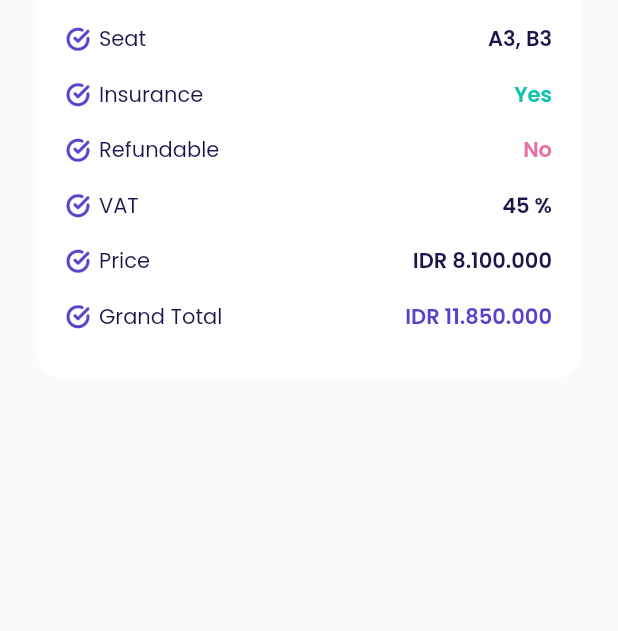
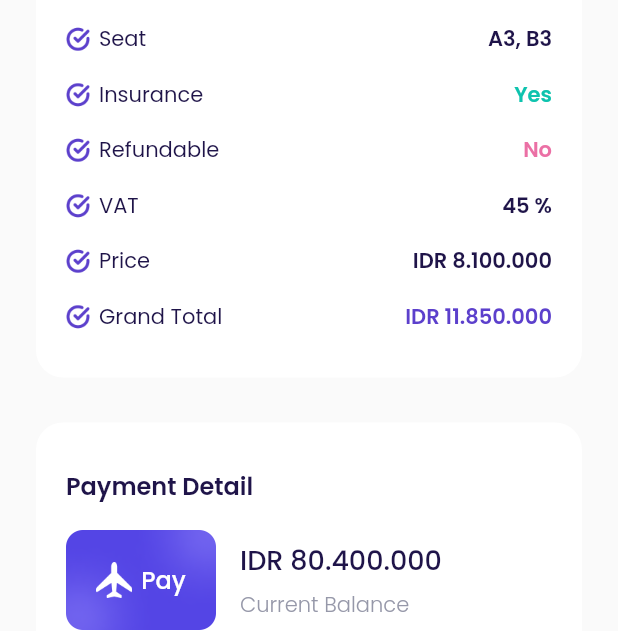
Before and after one commit to excaandita/RamayanaTravel, a Flutter app: the CheckoutPage screen opened directly, on a phone screen of 412 x 824 dp, the part 605-1236 px from its top. Run offline on Flutter 3.47's test engine with Material 2 defaults, Android fonts, the phone set to English and light mode, and no system bars; our stand-ins replace google_fonts.

Commit message:
checkout pay button tac

```diff
--- a/lib/ui/pages/checkout_page.dart
+++ b/lib/ui/pages/checkout_page.dart
@@ -1,6 +1,7 @@
 import 'package:flutter/material.dart';
 import 'package:travelapp/shared/theme.dart';
 import 'package:travelapp/ui/widgets/booking_details_item.dart';
+import 'package:travelapp/ui/widgets/custom_button.dart';
 
 class CheckoutPage extends StatelessWidget {
   const CheckoutPage({Key? key}) : super(key: key);
@@ -201,7 +202,119 @@ class CheckoutPage extends StatelessWidget {
     }
 
     Widget paymentDetails() {
-      return Container();
+      return Container(
+        margin: EdgeInsets.only(top: 30),
+        padding: EdgeInsets.symmetric(
+          horizontal: 20,
+          vertical: 30,
+        ),
+        decoration: BoxDecoration(
+          color: kWhiteColor,
+          borderRadius: BorderRadius.circular(18),
+        ),
+        child: Column(
+          crossAxisAlignment: CrossAxisAlignment.start,
+          children: [
+            Text(
+              'Payment Detail',
+              style: blackTextStyle.copyWith(
+                fontSize: 16,
+                fontWeight: semiBold,
+              ),
+            ),
+            Container(
+              margin: EdgeInsets.only(top: 16),
+              child: Row(
+                children: [
+                  Container(
+                    width: 100,
+                    height: 70,
+                    margin: EdgeInsets.only(right: 16),
+                    decoration: BoxDecoration(
+                      image: DecorationImage(
+                        image: AssetImage('assets/image_card.png'),
+                      ),
+                    ),
+                    child: Center(
+                      child: Row(
+                        mainAxisAlignment: MainAxisAlignment.center,
+                        children: [
+                          Container(
+                            width: 24,
+                            height: 24,
+                            margin: EdgeInsets.only(right: 6),
+                            decoration: BoxDecoration(
+                              image: DecorationImage(
+                                image: AssetImage('assets/icon_plane.png'),
+                              ),
+                            ),
+                          ),
+                          Text(
+                            'Pay',
+                            style: whiteTextStyle.copyWith(
+                              fontSize: 16,
+                              fontWeight: medium,
+                            ),
+                          ),
+                        ],
+                      ),
+                    ),
+                  ),
+                  Expanded(
+                    child: Column(
+                      crossAxisAlignment: CrossAxisAlignment.start,
+                      children: [
+                        Text(
+                          'IDR 80.400.000',
+                          style: blackTextStyle.copyWith(
+                            fontSize: 18,
+                            fontWeight: medium,
+                          ),
+                        ),
+                        SizedBox(
+                          height: 6,
+                        ),
+                        Text(
+                          'Current Balance',
+                          style: greyTextStyle.copyWith(
+                            fontWeight: light,
+                          ),
+                        )
+                      ],
+                    ),
+                  )
+                ],
+              ),
+            )
+          ],
+        ),
+      );
+    }
+
+    Widget payButton() {
+      return CustomButton(
+        margin: EdgeInsets.only(top: 30),
+        title: 'Pay Now',
+        onPressed: () {},
+      );
+    }
+
+    Widget tacButton() {
+      return Container(
+        alignment: Alignment.center,
+        margin: EdgeInsets.only(
+          top: 30,
+          bottom: 30,
+        ),
+        child: Text(
+          'Term and Conditions',
+          style: greyTextStyle.copyWith(
+            fontSize: 16,
+            fontWeight: medium,
+            decoration: TextDecoration.underline,
+          ),
+        ),
+      );
     }
 
     return Scaffold(
@@ -214,6 +327,8 @@ class CheckoutPage extends StatelessWidget {
           route(),
           bookingDetails(),
           paymentDetails(),
+          payButton(),
+          tacButton(),
         ],
       ),
     );
```
